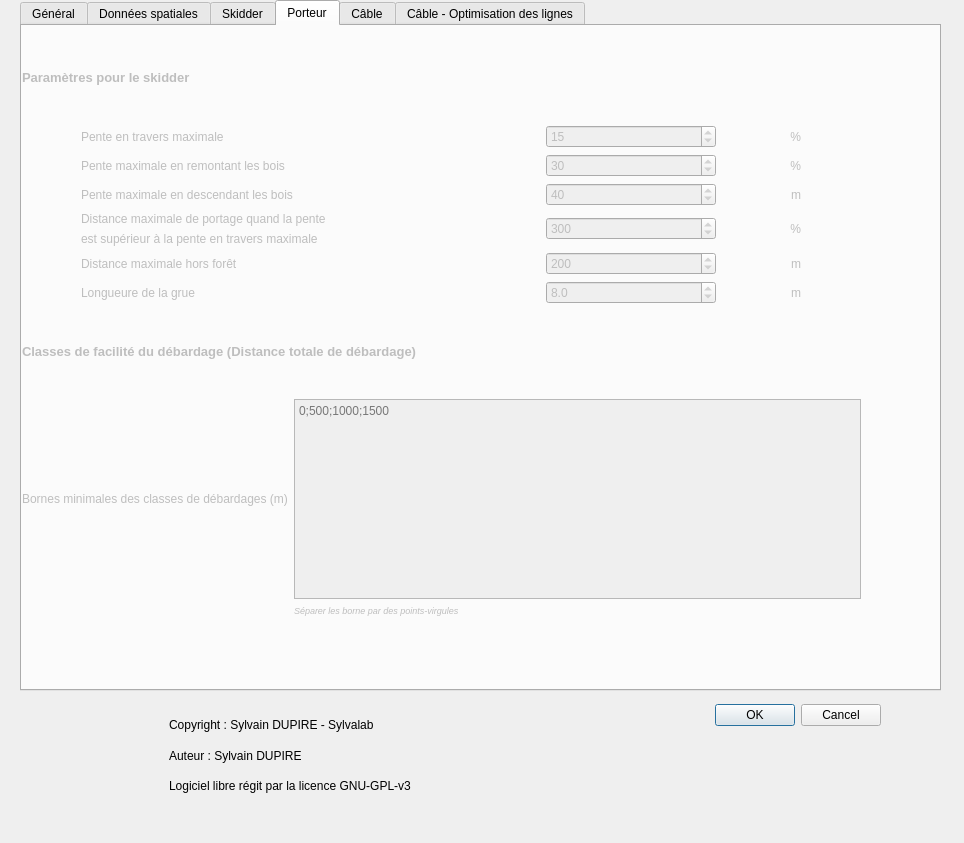
The window that sylvaccess_plugin/sylvaccess_plugin_dialog_base.ui (Tijjat/Sylvaccess_qgis_plugin) describes before a commit, drawn with Qt 5.
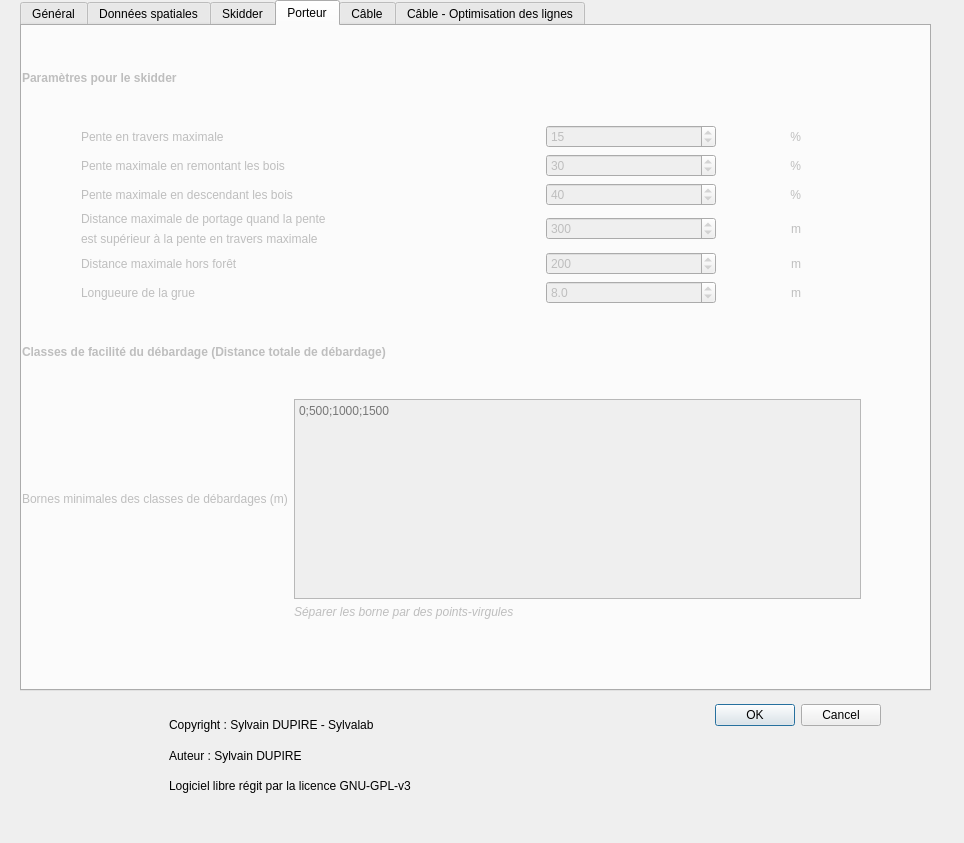
The same window after the commit. The open tabs and pages were chosen to show the change. Icons and pictures are not drawn.

Commit message: fix problème d'unité du formulaire

Diff of the .ui file:
```diff
--- a/sylvaccess_plugin/sylvaccess_plugin_dialog_base.ui
+++ b/sylvaccess_plugin/sylvaccess_plugin_dialog_base.ui
@@ -16,6 +16,11 @@
     <height>843</height>
    </size>
   </property>
+  <property name="font">
+   <font>
+    <pointsize>9</pointsize>
+   </font>
+  </property>
   <property name="windowTitle">
    <string>Sylvaccess plugin</string>
   </property>
@@ -43,10 +48,15 @@
     <rect>
      <x>20</x>
      <y>0</y>
-     <width>921</width>
+     <width>911</width>
      <height>691</height>
     </rect>
    </property>
+   <property name="font">
+    <font>
+     <pointsize>9</pointsize>
+    </font>
+   </property>
    <property name="currentIndex">
     <number>0</number>
    </property>
@@ -1742,12 +1752,17 @@
        <height>619</height>
       </rect>
      </property>
+     <property name="font">
+      <font>
+       <pointsize>9</pointsize>
+      </font>
+     </property>
      <layout class="QVBoxLayout" name="verticalLayout_16">
       <item>
        <widget class="QLabel" name="label_55">
         <property name="font">
          <font>
-          <pointsize>10</pointsize>
+          <pointsize>9</pointsize>
           <weight>75</weight>
           <bold>true</bold>
          </font>
@@ -1992,7 +2007,7 @@
            </font>
           </property>
           <property name="text">
-           <string>%</string>
+           <string>m</string>
           </property>
           <property name="alignment">
            <set>Qt::AlignRight|Qt::AlignTrailing|Qt::AlignVCenter</set>
@@ -2048,7 +2063,7 @@
            </font>
           </property>
           <property name="text">
-           <string>m</string>
+           <string>%</string>
           </property>
           <property name="alignment">
            <set>Qt::AlignRight|Qt::AlignTrailing|Qt::AlignVCenter</set>
@@ -2121,7 +2136,7 @@
        <widget class="QLabel" name="label_69">
         <property name="font">
          <font>
-          <pointsize>10</pointsize>
+          <pointsize>9</pointsize>
           <weight>75</weight>
           <bold>true</bold>
          </font>
@@ -2183,7 +2198,7 @@
           </property>
           <property name="font">
            <font>
-            <pointsize>7</pointsize>
+            <pointsize>9</pointsize>
             <italic>true</italic>
            </font>
           </property>
```
Left out of the diff: 39 changed lines with no effect on the pictures.
